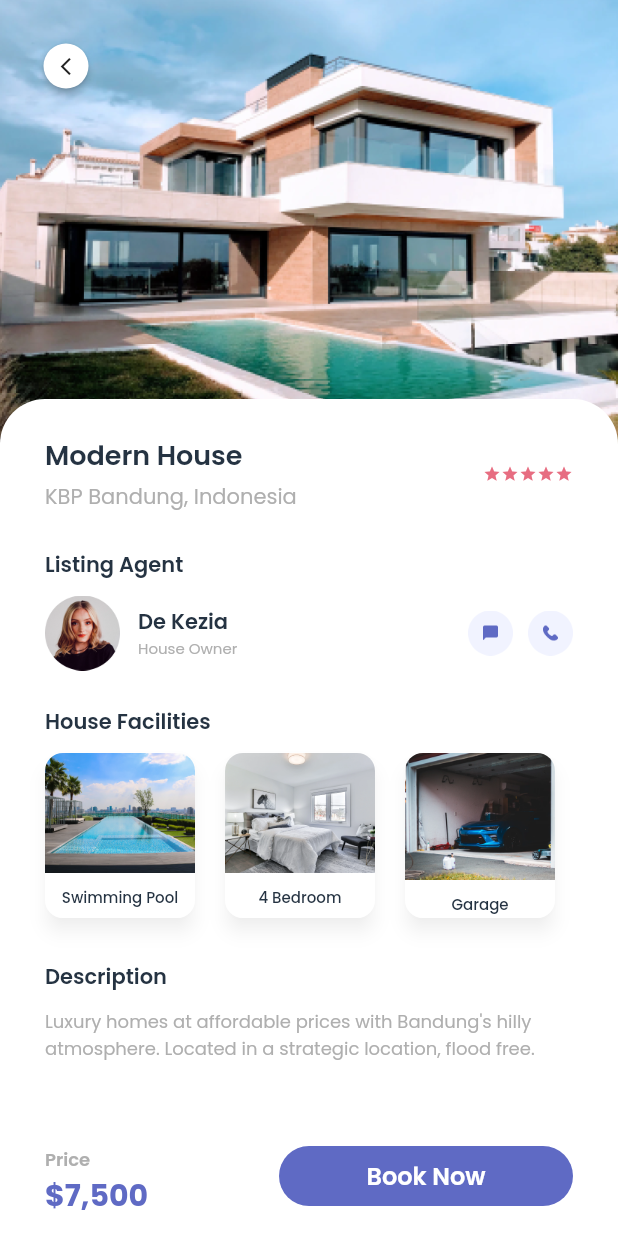
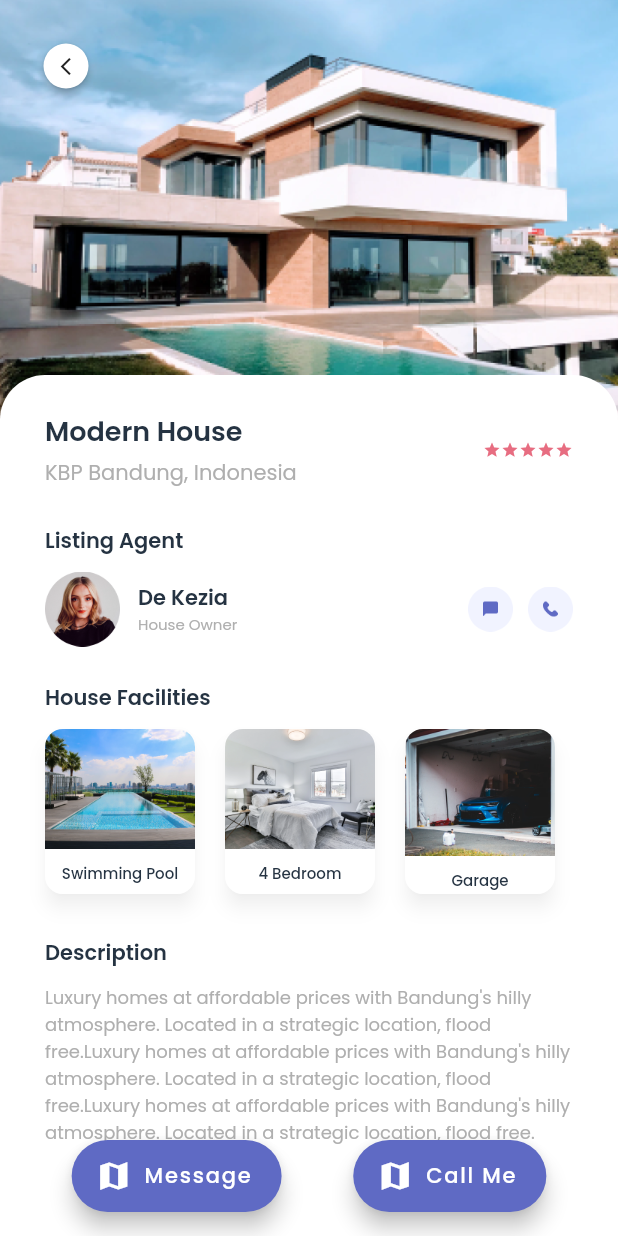
Before and after one commit to cosimo265598/HouseRentalApplication, a Flutter app: the screen it shows after launch, after a tap on the "arrow forward ios" icon, on a phone screen of 412 x 824 dp. Run offline on Flutter 3.47's test engine with Material 2 defaults, Android fonts, the phone set to English and light mode, and no system bars; our stand-ins replace google_fonts.

Commit message:
first changes

```diff
--- a/lib/screens/detail_page.dart
+++ b/lib/screens/detail_page.dart
@@ -14,10 +14,10 @@ class DetailPage extends StatelessWidget {
             // NOTE: thumbnail image
             Container(
               width: MediaQuery.of(context).size.width,
-              height: 296,
+              height: 300,
               child: Image.asset(
                 "assets/images/banner1.png",
-                height: 296,
+                height: 300,
                 width: MediaQuery.of(context).size.width,
                 fit: BoxFit.cover,
               ),
@@ -26,7 +26,7 @@ class DetailPage extends StatelessWidget {
             ListView(
               children: [
                 SizedBox(
-                  height: 266,
+                  height: 250,
                 ),
                 Container(
                   width: MediaQuery.of(context).size.width,
@@ -183,7 +183,7 @@ class DetailPage extends StatelessWidget {
                 Padding(
                   padding: EdgeInsets.symmetric(horizontal: 30),
                   child: Text(
-                    "Luxury homes at affordable prices with Bandung's hilly atmosphere. Located in a strategic location, flood free.",
+                    "Luxury homes at affordable prices with Bandung's hilly atmosphere. Located in a strategic location, flood free.Luxury homes at affordable prices with Bandung's hilly atmosphere. Located in a strategic location, flood free.Luxury homes at affordable prices with Bandung's hilly atmosphere. Located in a strategic location, flood free.",
                     style: descText,
                   ),
                 ),
@@ -214,13 +214,52 @@ class DetailPage extends StatelessWidget {
           ],
         ),
       ),
+      floatingActionButtonLocation: FloatingActionButtonLocation.centerFloat,
+      floatingActionButton: Row(
+        mainAxisSize: MainAxisSize.max,
+        mainAxisAlignment: MainAxisAlignment.spaceEvenly,
+        children: [
+          FloatingActionButton.extended(onPressed: () {  },
+            backgroundColor: purpleColor,
+            label: Text("Message"),
+            icon: Icon( Icons.map_sharp),
+          ),
+          FloatingActionButton.extended(onPressed: () {  },
+            backgroundColor: purpleColor,
+            label: Text("Call Me"),
+            icon: Icon( Icons.map_sharp),
+          ),
+        ],
+      ),
+      /*
       bottomNavigationBar: Container(
         padding: EdgeInsets.symmetric(horizontal: 30, vertical: 20),
-        height: 80,
+        height: 90,
         color: whiteColor,
         child: Row(
+          mainAxisSize: MainAxisSize.min,
           crossAxisAlignment: CrossAxisAlignment.start,
+          mainAxisAlignment: MainAxisAlignment.spaceEvenly,
           children: [
+            MaterialButton(
+              onPressed: () {},
+              color: purpleColor,
+              minWidth: 100,
+              height: 50,
+              elevation: 0,
+              shape: RoundedRectangleBorder(
+                borderRadius: BorderRadius.circular(28),
+              ),
+              child: Text(
+                "Message",
+                style: TextStyle(
+                  color: whiteColor,
+                  fontSize: 16,
+                  fontWeight: FontWeight.w600,
+                ),
+              ),
+            ),
+            Spacer(),
             Column(
               crossAxisAlignment: CrossAxisAlignment.start,
               children: [
@@ -238,14 +277,14 @@ class DetailPage extends StatelessWidget {
             MaterialButton(
               onPressed: () {},
               color: purpleColor,
-              minWidth: 196,
+              minWidth: 100,
               height: 50,
               elevation: 0,
               shape: RoundedRectangleBorder(
                 borderRadius: BorderRadius.circular(28),
               ),
               child: Text(
-                "Book Now",
+                "Call",
                 style: TextStyle(
                   color: whiteColor,
                   fontSize: 16,
@@ -255,7 +294,7 @@ class DetailPage extends StatelessWidget {
             )
           ],
         ),
-      ),
+      ),*/
     );
   }
 }
--- a/lib/screens/home_page.dart
+++ b/lib/screens/home_page.dart
@@ -1,33 +1,41 @@
 import 'package:flutter/material.dart';
 import 'package:rent_house/screens/detail_page.dart';
 import 'package:rent_house/theme.dart';
+import 'package:rent_house/widgets/bottom_nav_bar.dart';
+import 'package:rent_house/widgets/top_bar.dart';
 
-class HomePage extends StatelessWidget {
-  const HomePage({Key? key}) : super(key: key);
+class HomePage extends StatefulWidget {
+  const  HomePage({Key? key}) : super(key: key);
+  @override
+  State<HomePage> createState() => _HomeScreenState();
+}
+
+class _HomeScreenState extends State<HomePage> {
+
+  int currentIndex=0;
+  List<Widget> pages = [
+    //Home(),
+    //History(),
+    //AddTransaction(), // add transaction pages
+    //Statisticspage(),// statistics
+    //Settings(),// settings
+  ];
 
   @override
   Widget build(BuildContext context) {
     return Scaffold(
+      resizeToAvoidBottomInset: false,
       backgroundColor: whiteColor,
+      appBar: PreferredSize(
+        preferredSize: Size.fromHeight(50),
+        child: TopBar(),
+      ),
       body: SafeArea(
         child: SingleChildScrollView(
           child: Column(
             crossAxisAlignment: CrossAxisAlignment.start,
             children: [
               // NOTE: header
-              Padding(
-                padding: EdgeInsets.only(
-                  left: 30.0,
-                  top: 30.0,
-                ),
-                child: IconButton(
-                  onPressed: () {},
-                  icon: Image.asset(
-                    "assets/images/menu_icon.png",
-                    width: 18,
-                  ),
-                ),
-              ),
               Padding(
                 padding: EdgeInsets.only(left: 30.0, top: 30.0),
                 child: Text(
@@ -37,7 +45,7 @@ class HomePage extends StatelessWidget {
               ),
               // NOTE: search
               Container(
-                padding: EdgeInsets.all(30.0),
+                padding: EdgeInsets.all(20.0),
                 child: Material(
                   elevation: 6,
                   shadowColor: shadowColor,
@@ -48,6 +56,13 @@ class HomePage extends StatelessWidget {
                 ),
               ),
               // NOTE: slider
+              Padding(
+                padding: EdgeInsets.symmetric(horizontal: 20, vertical: 10),
+                child: Text(
+                  "Recently added",
+                  style: secondaryTitle,
+                ),
+              ),
               Container(
                 height: 216,
                 child: ListView(
@@ -73,27 +88,27 @@ class HomePage extends StatelessWidget {
               ),
               // NOTE: recommeded
               Padding(
-                padding: EdgeInsets.only(left: 30, top: 30, bottom: 12),
+                padding: EdgeInsets.symmetric(horizontal: 20, vertical: 10),
                 child: Text(
-                  "Recommended For You",
+                  "Around To You",
                   style: secondaryTitle,
                 ),
               ),
-              RecommendCard(
+              AroundCard(
                 imageUrl: "assets/images/house1.png",
                 title: "Wooden House",
                 city: "Bandung",
                 rating: 4,
               ),
-              SizedBox(height: 16),
-              RecommendCard(
+              SizedBox(height: 10),
+              AroundCard(
                 imageUrl: "assets/images/house2.png",
                 title: "Wooden House",
                 city: "Bogor",
                 rating: 5,
               ),
-              SizedBox(height: 16),
-              RecommendCard(
+              SizedBox(height: 10),
+              AroundCard(
                 imageUrl: "assets/images/house3.png",
                 title: "Hill House",
                 city: "Makasar",
@@ -105,6 +120,66 @@ class HomePage extends StatelessWidget {
             ],
           ),
         ),
+      ),
+      floatingActionButtonLocation: FloatingActionButtonLocation.centerFloat,
+      floatingActionButton: FloatingActionButton.extended(onPressed: () {  },
+        backgroundColor: purpleColor,
+        label: Text("Map view"),
+        icon: Icon( Icons.map_sharp),
+
+      ),
+      bottomNavigationBar: Container(
+        margin: EdgeInsets.only(bottom: 10),
+        padding: EdgeInsets.symmetric(vertical: 15),
+        decoration: BoxDecoration(
+            color: Colors.white12,
+            borderRadius: BorderRadius.circular(30),
+            boxShadow: [
+              BoxShadow(
+                color: Colors.grey.withOpacity(0.3),
+                spreadRadius: 1,
+                blurRadius: 2,
+                //offset: Offset(0, 3),
+              )
+            ]),
+        child: Row(
+            mainAxisAlignment: MainAxisAlignment.spaceEvenly,
+            children: [
+              Icon(
+                Icons.home_rounded,
+                size: 30,
+              ),
+              Icon(
+                Icons.history_rounded,
+                size: 30,
+              ),
+              Icon(
+                Icons.add_circle_outline_rounded,
+                size: 30,
+              ),
+              Icon(
+                Icons.stacked_bar_chart_rounded,
+                size: 30,
+              ),
+              MaterialButton(
+                onPressed: () {
+                  setState(() {
+
+                  });
+                },
+                color: purpleColor,
+                minWidth: 39,
+                height: 39,
+                shape: RoundedRectangleBorder(
+                  borderRadius: BorderRadius.circular(100),
+                ),
+                child: Icon(
+                  Icons.display_settings_rounded,
+                  color: whiteColor,
+                  size: 16,
+                ),
+              )
+            ]),
       ),
     );
   }
@@ -191,13 +266,13 @@ class SliderCard extends StatelessWidget {
 }
 
 // Recommend Card
-class RecommendCard extends StatelessWidget {
+class AroundCard extends StatelessWidget {
   final String imageUrl;
   final String title;
   final String city;
   final int rating;
 
-  RecommendCard({
+  AroundCard({
     required this.imageUrl,
     required this.title,
     required this.city,
@@ -207,7 +282,7 @@ class RecommendCard extends StatelessWidget {
   @override
   Widget build(BuildContext context) {
     return Padding(
-      padding: EdgeInsets.symmetric(horizontal: 30),
+      padding: EdgeInsets.symmetric(horizontal: 10),
       child: Material(
         elevation: 6,
         shadowColor: shadowColor,
--- /dev/null
+++ b/lib/widgets/top_bar.dart
@@ -0,0 +1,49 @@
+import 'package:flutter/material.dart';
+
+
+class TopBar extends StatefulWidget {
+  const TopBar({Key? key}) : super(key: key);
+
+  @override
+  State<TopBar> createState() => _TopBarState();
+}
+
+class _TopBarState extends State<TopBar> {
+
+  @override
+  Widget build(BuildContext context) {
+    return AppBar(
+      backgroundColor: Colors.white,
+      elevation: 0,
+      title: Padding(
+        padding: EdgeInsets.symmetric(
+          horizontal: 8.0,
+          vertical: 8.0,
+        ),
+        child: IconButton(
+          onPressed: () {},
+          icon: Image.asset(
+            "assets/images/menu_icon.png",
+            width: 18,
+          ),
+        ),
+      ),
+      actions: [
+        Padding(
+          padding: const EdgeInsets.symmetric(horizontal: 8, vertical: 8),
+          child: Container(
+            decoration: BoxDecoration(
+                borderRadius: BorderRadius.only(
+                  topLeft: Radius.circular(38.0),
+                  topRight: Radius.circular(38.0),
+                  bottomLeft: Radius.circular(38.0),
+                  bottomRight: Radius.circular(38.0),
+                )),
+            child: CircleAvatar(backgroundImage: AssetImage('assets/images/owner1.png')),
+          ),
+        )
+      ],
+    );
+  }
+
+}
```
Also changed, not shown: lib/screens/home_page_screen.dart (added, +19 -0 lines), lib/theme.dart (+11 -3 lines), lib/widgets/bottom_nav_bar.dart (added, +64 -0 lines).
